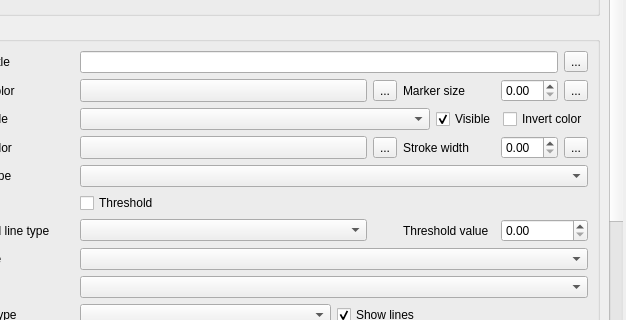
ghtmtt/DataPlotly, file DataPlotly/ui/dataplotly_dockwidget_base.ui: the form before one commit; both pictures show x 329 to 955 and y 319 to 639 of the 955 by 845 pixel window.
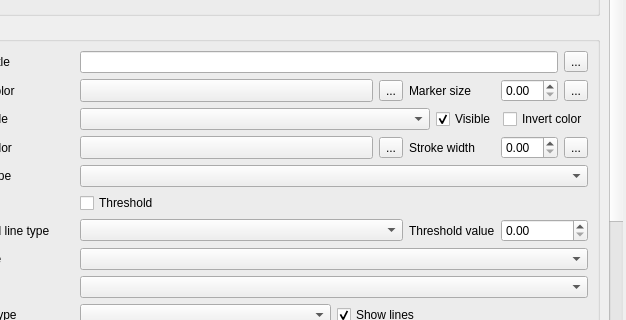
The form after the commit. Custom widgets are drawn as their Qt base class.

Commit message: Adjust widget size for threshold

```diff
--- a/DataPlotly/ui/dataplotly_dockwidget_base.ui
+++ b/DataPlotly/ui/dataplotly_dockwidget_base.ui
@@ -598,9 +598,6 @@
                       </property>
                      </widget>
                     </item>
-                    <item row="7" column="2">
-                     <widget class="QComboBox" name="line_type_threshold"/>
-                    </item>
                     <item row="11" column="2" colspan="6">
                      <layout class="QHBoxLayout" name="horizontalLayout_4">
                       <item>
@@ -672,13 +669,6 @@
                       </property>
                      </widget>
                     </item>
-                    <item row="7" column="4">
-                     <widget class="QLabel" name="threshold_value_label">
-                      <property name="text">
-                       <string>Threshold value</string>
-                      </property>
-                     </widget>
-                    </item>
                     <item row="22" column="1">
                      <widget class="QLabel" name="violinSideLabel">
                       <property name="text">
@@ -922,6 +912,16 @@
                       </property>
                      </widget>
                     </item>
+                    <item row="7" column="2" colspan="2">
+                     <widget class="QComboBox" name="line_type_threshold"/>
+                    </item>
+                    <item row="7" column="4" colspan="2">
+                     <widget class="QLabel" name="threshold_value_label">
+                      <property name="text">
+                       <string>Threshold value</string>
+                      </property>
+                     </widget>
+                    </item>
                    </layout>
                   </widget>
                  </item>
```
Left out of the diff: 2 changed lines with no effect on the pictures.
